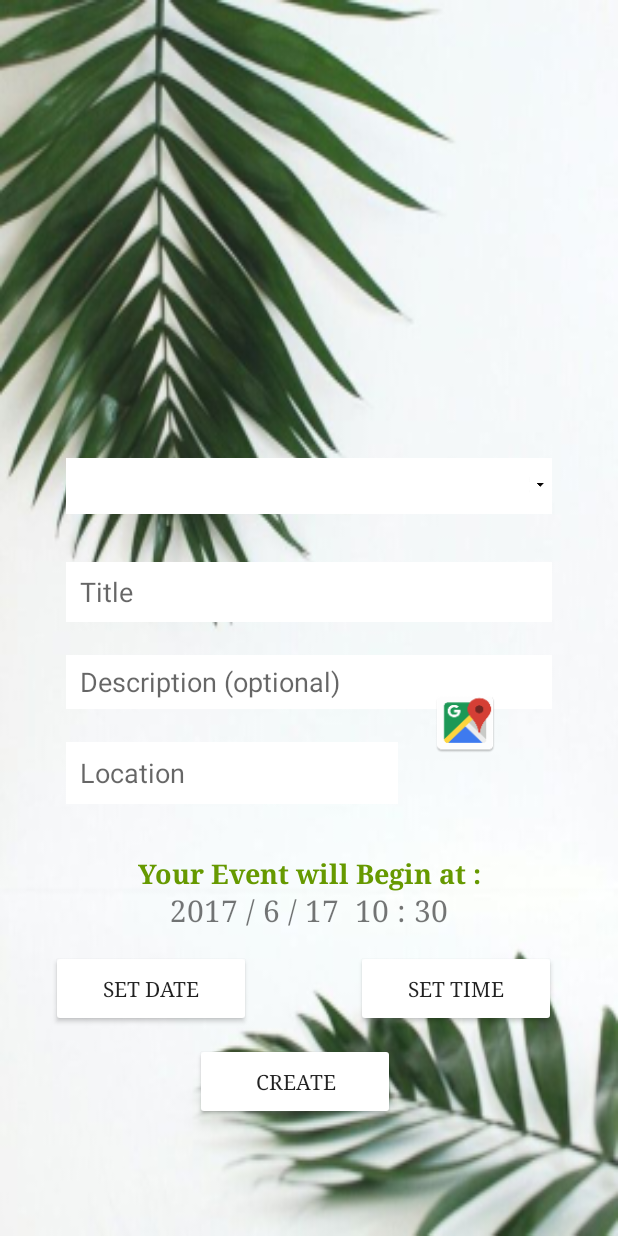
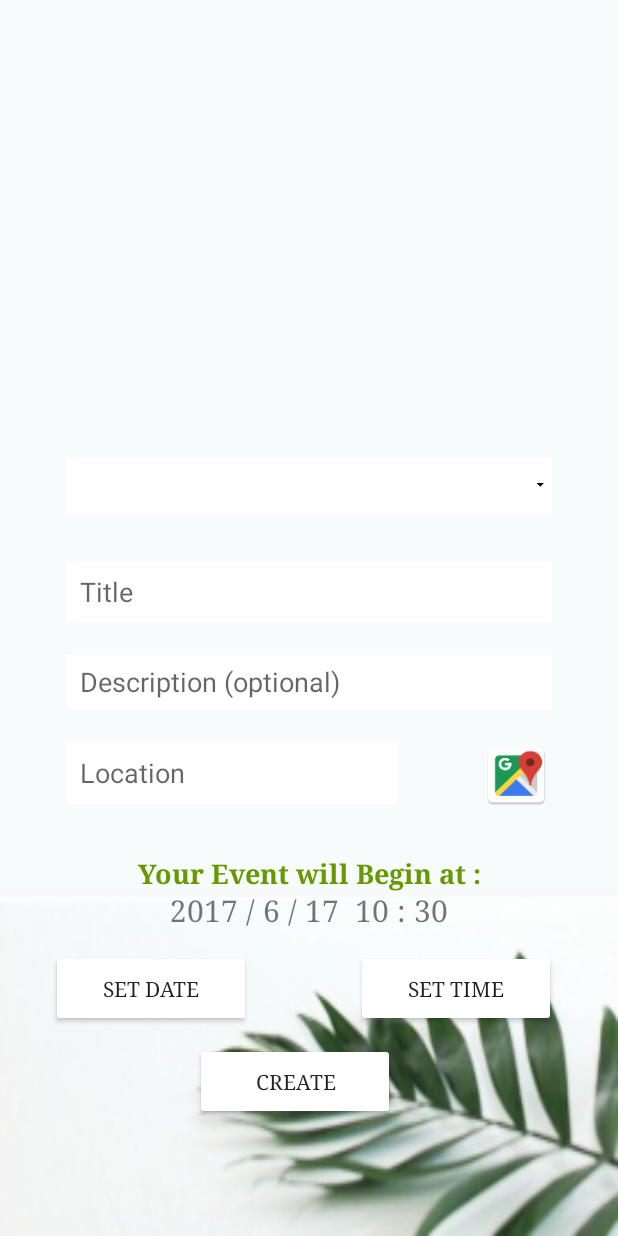
Before and after one commit to Leksha/StudyBuddy, an Android app: the EventCreation screen opened directly, with no data from a screen before it, on a phone screen of 412 x 824 dp. Run offline under Robolectric (Android 15) with nearby library versions, the phone set to English and light mode, and no system bars; our stand-ins replace Firebase (no records; nobody signed in at launch, a user with empty details on screens opened directly); libraries missing offline, so code that uses them is left out: com.endercrest.uwaterlooapi; 2 statements that could not run were skipped.

Commit message:
Minor change

```diff
--- a/StudyBuddy/app/src/main/java/uw/studybuddy/Resources/ResourceCardViewHolder.java
+++ b/StudyBuddy/app/src/main/java/uw/studybuddy/Resources/ResourceCardViewHolder.java
@@ -85,7 +85,7 @@ public class ResourceCardViewHolder extends RecyclerView.ViewHolder {
             public boolean onTouch(View v, MotionEvent event) {
 //                showWebDialog(mView.getContext(), link);
                 mView.getContext().startActivity(new Intent(Intent.ACTION_VIEW, Uri.parse(link)));
-                return false;
+                return true;
             }
         });
         webView.setWebViewClient(new MyWebViewClient());
--- a/StudyBuddy/app/src/main/res/layout/activity_event_creation.xml
+++ b/StudyBuddy/app/src/main/res/layout/activity_event_creation.xml
@@ -5,7 +5,7 @@
                                              android:layout_width="match_parent"
                                              android:layout_height="match_parent"
                                              tools:context="uw.studybuddy.Events.EventCreation"
-                                             android:background="@drawable/leaf_two_2"
+                                             android:background="@drawable/leaf_two"
                                              tools:layout_editor_absoluteY="81dp"
                                              tools:layout_editor_absoluteX="0dp">
 
@@ -104,15 +104,12 @@
         android:id="@+id/btn_launchmap"
         android:layout_width="47dp"
         android:layout_height="45dp"
-        android:layout_marginBottom="319dp"
-        android:layout_marginEnd="55dp"
-        android:layout_marginLeft="21dp"
-        android:layout_marginTop="8dp"
+        android:layout_marginEnd="44dp"
         android:background="@mipmap/ic_google_map"
-        app:layout_constraintBottom_toBottomOf="parent"
-        app:layout_constraintLeft_toRightOf="@+id/location_create"
-        app:layout_constraintTop_toTopOf="parent"
-        app:layout_constraintVertical_bias="1.0" />
+        app:layout_constraintRight_toRightOf="parent"
+        android:layout_marginRight="44dp"
+        app:layout_constraintTop_toTopOf="@+id/location_create"
+        android:layout_marginTop="0dp"/>
 
 
     <TextView
```
Also changed, not shown: 19 other files.
